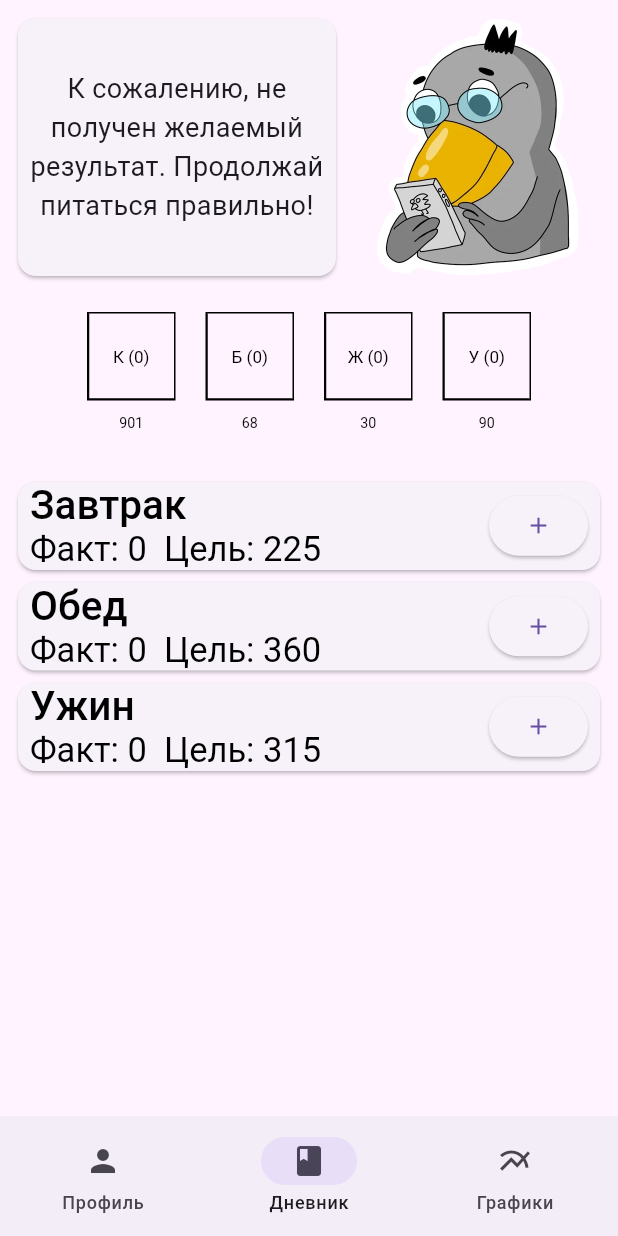
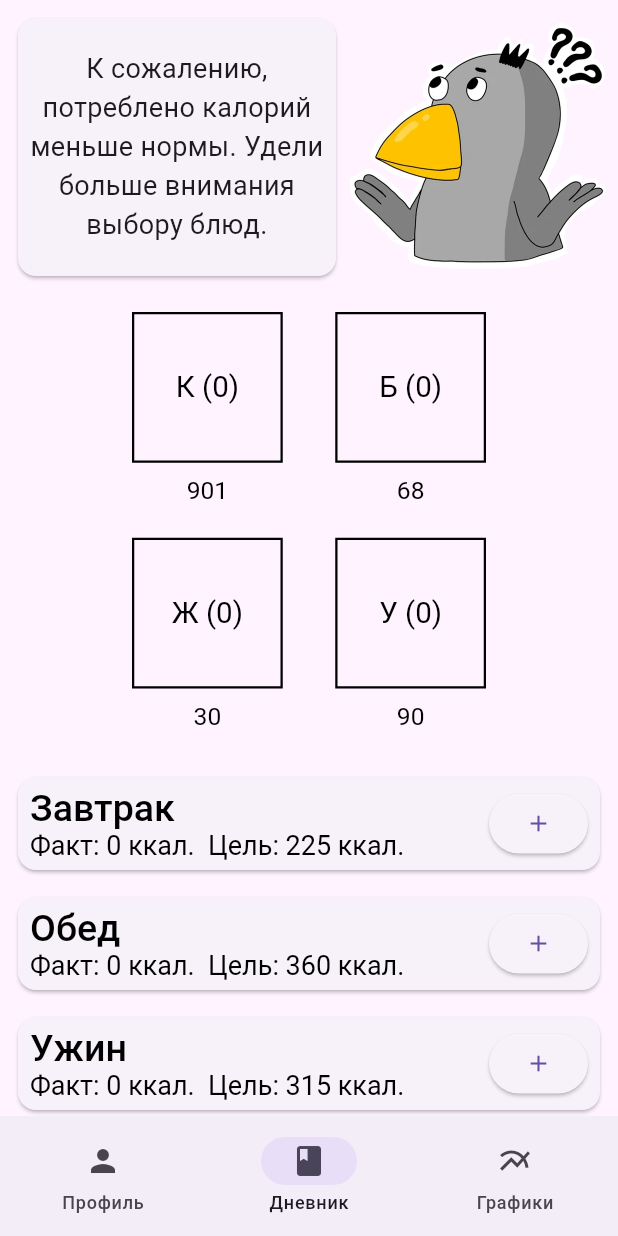
Before and after one commit to SERDCEED24/healthy_eating_diary, a Flutter app: the ScaffoldWithPanel screen opened directly, item 2 of the bottom bar chosen, on a phone screen of 412 x 824 dp. Run offline on Flutter 3.47's test engine with Material 3 defaults, Android fonts, the light colour scheme and no system bars; our stand-ins replace fl_chart, shared_preferences; accounts and stored records are empty.

Commit message:
Changed DiaryScreen and Message.

```diff
--- a/lib/main.dart
+++ b/lib/main.dart
@@ -89,10 +89,10 @@ class MainAppState extends ChangeNotifier {
     double sumReal = real.reduce((a, b) => a + b);
 
     if (sumNorm == 0) {
-    throw ArgumentError('Sum of the norm array is zero, cannot calculate percentage difference');
+      return -1;
     }
 
-  double percentageDifference = (sumReal - sumNorm).abs() / sumNorm * 100;
+    double percentageDifference = sumReal / sumNorm * 100;
 
     return percentageDifference;
   }
@@ -188,7 +188,7 @@ class MainAppState extends ChangeNotifier {
     prefs.setDouble('calories_day', consumedSubstances[0]);
     prefs.setDouble('proteins_day', consumedSubstances[1]);
     prefs.setDouble('fats_day', consumedSubstances[2]);
-    prefs.setDouble('carbs_day', consumedSubstances[3]);
+    prefs.setDouble('carbohydrates_day', consumedSubstances[3]);
     prefs.setString('last_saved_date', DateTime.now().toIso8601String());
   }
 
@@ -300,6 +300,7 @@ class MainAppState extends ChangeNotifier {
       consumedSubstances[2] = consumedSubstances[2] + selectedFoodList.fold(0, (sum, food) => sum + (food.fats / 100 * food.weight));
       consumedSubstances[3] = consumedSubstances[3] + selectedFoodList.fold(0, (sum, food) => sum + (food.carbohydrates / 100 * food.weight));
       consumedCaloriesPerMeal[mealIndex] = selectedFoodList.fold(0, (sum, food) => sum + (food.calories / 100 * food.weight));
+      notifyListeners();
       saveDiaryDataToSharedPrefs();
       saveAllSelectedMeals();
       addOrReplaceReport();
--- a/lib/screens/diary_screen.dart
+++ b/lib/screens/diary_screen.dart
@@ -33,7 +33,7 @@ class DiaryScreen extends StatelessWidget {
 class SquarePainter extends StatelessWidget {
  @override
   Widget build(BuildContext context) {
-    final mainAppState = Provider.of<MainAppState>(context);
+    final mainAppState = context.watch<MainAppState>();
     final List<double> norm = [
       mainAppState.kcalNormal,
       mainAppState.proteinsNormal,
@@ -43,7 +43,7 @@ class SquarePainter extends StatelessWidget {
 
     final List<double> fact = mainAppState.consumedSubstances;
     double squareSize = 10.0; // Фиксированный размер квадрата в пикселях
-    EdgeInsetsGeometry padding = const EdgeInsets.only(top: 20, bottom: 20, left: 50, right: 50); // Задание отступов
+    EdgeInsetsGeometry padding = const EdgeInsets.only(top: 20, bottom: 25, left: 80, right: 80); // Задание отступов
 
     return Padding(
       padding: padding,
@@ -51,9 +51,9 @@ class SquarePainter extends StatelessWidget {
         child: GridView.builder(
           padding: EdgeInsets.zero, // Обнуляем внутренние отступы у GridView
           gridDelegate: const SliverGridDelegateWithFixedCrossAxisCount(
-            crossAxisCount: 4,
-            mainAxisSpacing: 20.0,
-            crossAxisSpacing: 20.0,
+            crossAxisCount: 2,
+            mainAxisSpacing: 50.0,
+            crossAxisSpacing: 35.0,
           ),
           shrinkWrap: true,
           itemCount: 4,
@@ -76,13 +76,13 @@ class SquarePainter extends StatelessWidget {
                 text = '';
             }
             return Container(
-              height: 40,
-              width: 40, // Отступы вокруг каждого квадрата
+              height: 10,
+              width: 10, // Отступы вокруг каждого квадрата
               decoration: BoxDecoration(
                 border: Border.all(color: Colors.black, width: 1),
               ),
               child: CustomPaint(
-                size: const Size(40, 40),
+                size: const Size(10, 10),
                 painter: MyPainter(norm: norm[index], fact: fact[index], text: text),
               ),
             );
@@ -129,13 +129,16 @@ class MyPainter extends CustomPainter {
       ..color = Colors.black
       ..strokeWidth = 1
       ..style = PaintingStyle.stroke;
-      // Отрисовка квадрата без верхней стороны
+
+    // Отрисовка рамки квадрата
     Path path = Path();
     path.moveTo(0, 0);
     path.lineTo(0, size.height);
     path.lineTo(size.width, size.height);
-    //path.lineTo(size.width, 0);
+    path.lineTo(size.width, 0);
+    path.close();
     canvas.drawPath(path, borderPaint);
+
     // Отрисовка буквы "К" в центре квадрата
     TextSpan span = TextSpan(
       style: TextStyle(color: Colors.black, fontSize: size.width / 5), // Динамически устанавливаем размер шрифта
@@ -155,6 +158,7 @@ class MyPainter extends CustomPainter {
     );
 
     textPainter.paint(canvas, textOffset);
+
     // Отрисовка текста под квадратом
     TextSpan spanBelow = TextSpan(
       style: TextStyle(color: Colors.black, fontSize: size.width / 6), // Динамически устанавливаем размер шрифта
@@ -178,7 +182,10 @@ class MyPainter extends CustomPainter {
 
   @override
   bool shouldRepaint(CustomPainter oldDelegate) {
-    return false;
+    if (oldDelegate is MyPainter) {
+      return norm != oldDelegate.norm || fact != oldDelegate.fact || text != oldDelegate.text;
+    }
+    return true;
   }
 }
 
@@ -252,7 +259,9 @@ class Meals extends StatelessWidget {
     return Column(
       children: [
         GenMeal(mealName: "Завтрак"),
+        const SizedBox(height: 10,),
         GenMeal(mealName: "Обед"),
+        const SizedBox(height: 10,),
         GenMeal(mealName: "Ужин"),
       ],
     );
@@ -265,7 +274,9 @@ class GenMeal extends StatelessWidget {
   @override
   Widget build(BuildContext context) {
     var appState = context.watch<MainAppState>();
-    return Card(
+    return SizedBox(
+      height: 70,
+      child: Card(
         child: Padding(
           padding: const EdgeInsets.only(left: 8.0, right: 8.0),
           child: Row(
@@ -277,15 +288,15 @@ class GenMeal extends StatelessWidget {
                     TextSpan(
                       text: mealName,
                       style: const TextStyle(
-                      fontSize: 27,
+                        fontSize: 25,
                         fontWeight: FontWeight.w500,
                         color: Colors.black,
                       ),
                     ),
                     TextSpan(
-                    text: "\nФакт: ${appState.consumedCaloriesPerMeal[appState.getMealIndex(mealName)].round()}  Цель: ${appState.mealNorms[mealName].round()}",
+                      text: "\nФакт: ${appState.consumedCaloriesPerMeal[appState.getMealIndex(mealName)].round()} ккал.  Цель: ${appState.mealNorms[mealName].round()} ккал.",
                       style: const TextStyle(
-                      fontSize: 23,
+                        fontSize: 18,
                         fontWeight: FontWeight.normal,
                         color: Colors.black,
                       ),
@@ -296,6 +307,7 @@ class GenMeal extends StatelessWidget {
               ),
               appState.isMealFilled(mealName) ? CheckMealButton(mealName: mealName,) : AddFoodButton(mealName: mealName)
             ],
+          ),
         ),
       ),
     );
--- a/lib/widgets/message.dart
+++ b/lib/widgets/message.dart
@@ -5,24 +5,32 @@ class Message {
 
   double normCalories;
   double consumedCalories;
-  List<String> supportMessages1 = ['Молодец!',  'Так держать!',   'Замечательно!',  'Вау!',  'Ух ты!',  'Круто!' ,  'Здорово!'  ,'Прекрасно!' ,  'Восхитительно!',  'Вдохновляюще!',  'Поразительно!',  'Великолепно!',  'Впечатляюще!',  'Безупречно!'  ,'Превосходно!'  ,'Умопомрачительно!'  ,'Отлично!'];
+  List<String> supportMessages = ['Молодец!',  'Так держать!',   'Замечательно!',  'Вау!',  'Ух ты!',  'Круто!' ,  'Здорово!'  ,'Прекрасно!' ,  'Восхитительно!',  'Вдохновляюще!',  'Поразительно!',  'Великолепно!',  'Впечатляюще!',  'Безупречно!'  ,'Превосходно!'  ,'Умопомрачительно!'  ,'Отлично!'];
 
-  String praiseMessages1 ='К сожалению,';
+  String praiseMessages ='К сожалению,';
 
-  List<String> raiseMessages2 = ['цель не достигнута.',   'задача не выполнена.',  'не получен желаемый результат.',  'план не выполнен.',  'потреблено кбжу не в соответствии с нормой.',  'выбор блюд и их количества неверен.',  'прием пищи не принес максимальное количество пользы.'];
+  List<String> result1 = ['цель по калориям не достигнута.',   'задача по калориям не выполнена.',  'не получен желаемый результат калорий.',  'план по калориям не выполнен.',  'потреблено калорий меньше нормы.',  'потребленных калорий недостаточно.'];
 
-  List<String> supportMessages2 = ['Норма выполнена.',  'Цель достигнута.',  'Желаемые кбжу потреблены.',   'Задача  выполнена.',  'Получен желаемый результат.',  'План выполнен.',  'Потреблено кбжу в соответствии с нормой.',  'Выбор блюд верен.',  'Прием пищи принес максимальное количество пользы.'];
+  List<String> result2 = ['Норма калорий выполнена.',  'Цель для калорий достигнута.',  'Желаемые калории потреблены.',   'Задача по калориям выполнена.',  'Получен желаемый результат калорий.',  'План по калориям выполнен.',  'Потреблено калорий в соответствии с нормой.',  'Выбор калорийности блюд верен.'];
 
-  List<String> lastMessages = ['Продолжай питаться правильно',   'Действуй в выбранном направлении',  'Не останавливайся',  'Продолжай уделять внимание своему питанию',  'Продолжай осознанно питаться',  'Следуй по выбранному пути',  'Держи курс на успех','Только вперед',  'Будь настойчив',  'Продолжай движение вперед'];
-
+  List<String> result3 = ['потреблено калорий больше нормы.', 'выбор калорийности блюд черезмерен.',  'потреблено больше калорий, чем следует'];
+  List<String> lastMessages1 = ['Удели больше внимания выбору блюд.', 'Продолжай уделять внимание своему питанию!', 'Продолжай движение вперед!', 'Не расстраивайся, всё получится!'];
+  List<String> lastMessages2 = ['Продолжай питаться правильно.',   'Действуй в выбранном направлении.',  'Продолжай уделять внимание своему питанию.',  'Продолжай осознанно питаться.',  'Следуй по выбранному пути.','Только вперед!', 'Продолжай движение вперед!'];
+  List<String> lastMessages3 = ['Удели больше внимания выбору блюд.',  'Постарайся питаться осознанно.', 'Подумай, что является причиной.', 'Попробуй сократить объем порций.', 'У тебя обязательно получится!', 'Не кори себя, ты справишься!', 'Для укрепления привычки нужно время.', 'Ничего страшного, ты справишься!'];
 
   Message(MainAppState mainAppState)
     : normCalories = mainAppState.kcalNormal,
       consumedCalories = mainAppState.consumedSubstances[0];
 
   // Метод, который проверяет, выполнена ли норма потребления калорий
-  bool isNormMet() {
-    return 0.9 * normCalories <= consumedCalories && consumedCalories <= 1.1 * normCalories;
+  int isNormMet() {
+    if (consumedCalories < 0.9 * normCalories ) {
+      return 1;
+    }
+    if (consumedCalories <= 1.1* normCalories){
+      return 2;
+    }
+    return 3;
   }
 
   // Метод, который выбирает случайную строку из переданного массива
@@ -34,18 +42,21 @@ class Message {
 
   // Метод, который создаёт строку в зависимости от выполнения нормы
   String createMessage() {
-    if (isNormMet()) {
-      return '${chooseMessage(supportMessages1)}' ' ${chooseMessage(supportMessages2)}' ' ${chooseMessage(lastMessages)}!';
-    } else {
-      return '$praiseMessages1' ' ${chooseMessage(raiseMessages2)}' ' ${chooseMessage(lastMessages)}!';
+    if (isNormMet() == 1) {
+      return '$praiseMessages' ' ${chooseMessage(result1)}' ' ${chooseMessage(lastMessages1)}';
     }
+    if (isNormMet() == 2){
+      return ' ${chooseMessage(supportMessages)}' ' ${chooseMessage(result2)}' ' ${chooseMessage(lastMessages2)}';
+    }
+    return '$praiseMessages' ' ${chooseMessage(result3)}' ' ${chooseMessage(lastMessages3)}';
+
   }
 
   String photo() {
-    if (isNormMet()){
+    if (isNormMet() == 2){
       return 'assets/images/happy.png';
     } else {
-      return 'assets/images/editing.png';
+      return 'assets/images/slightly_dissapointed.png';
     }
   }
 }
```
Lines whose indentation alone changed are shown as unchanged.
